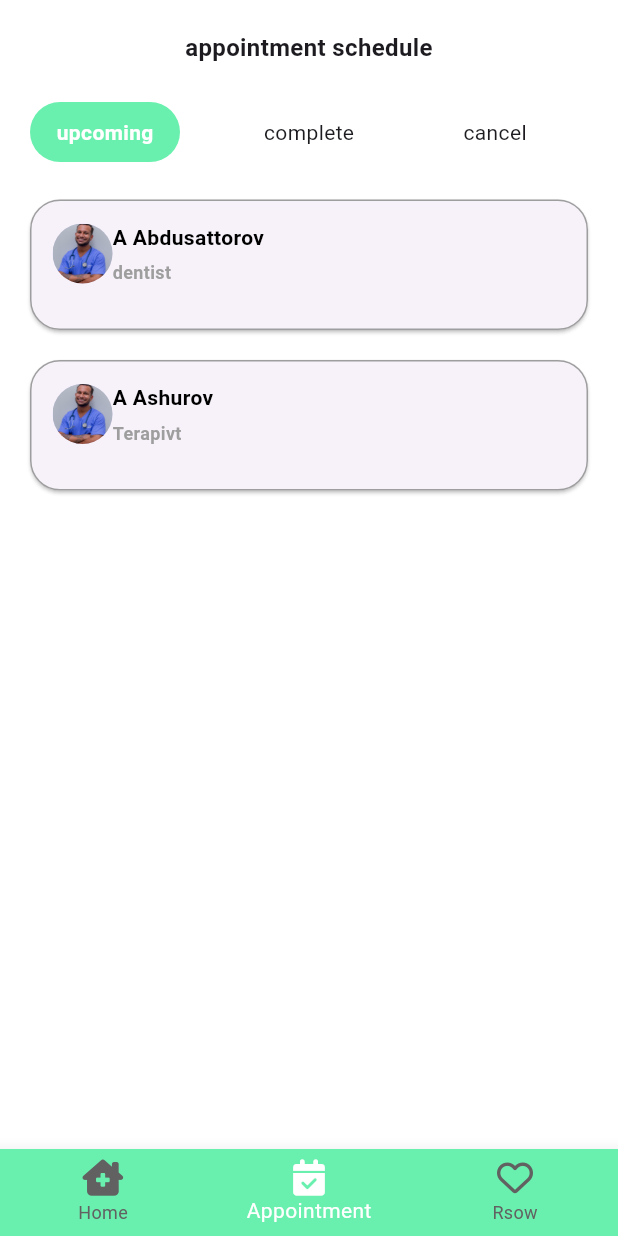
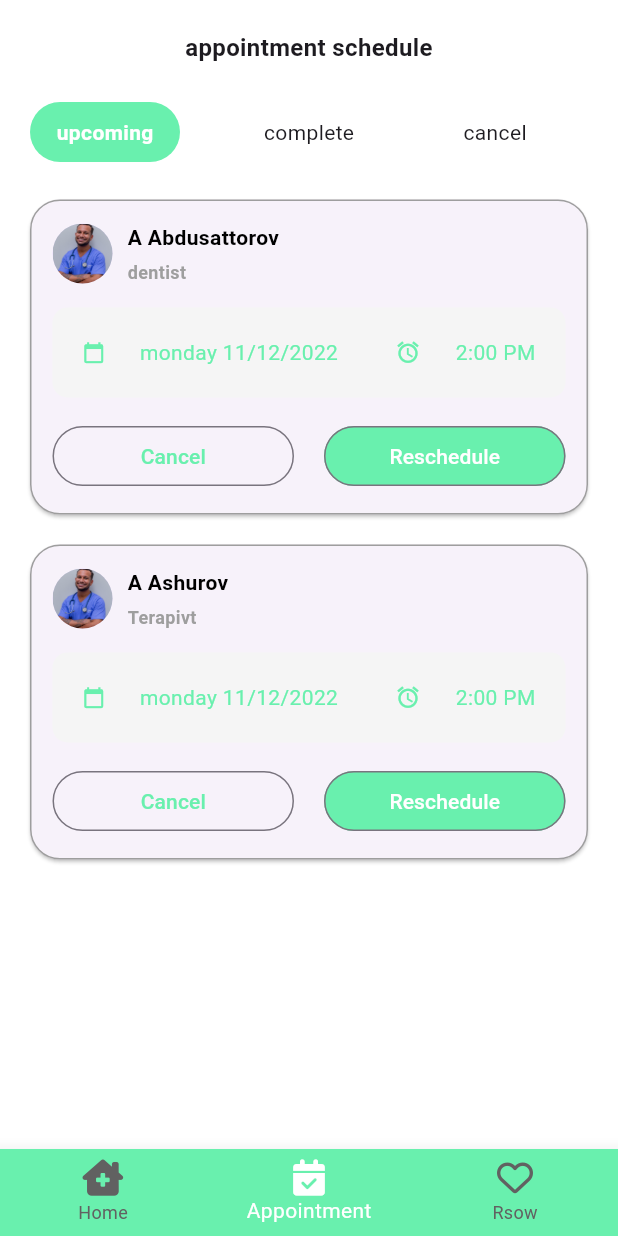
Before and after one commit to InvestUz/doctor_app, a Flutter app: the MainLayout screen opened by its route, swiped to page 2, on a phone screen of 412 x 824 dp. Run offline on Flutter 3.47's test engine with Material 3 defaults, Android fonts, the phone set to English and light mode, and no system bars; our stand-ins replace font_awesome_flutter.

Commit message:
appointment page has been fixed

```diff
--- a/lib/screens/appointment_page.dart
+++ b/lib/screens/appointment_page.dart
@@ -155,6 +155,7 @@ class _AppointmentPageState extends State<AppointmentPage> {
                                 backgroundImage:
                                     AssetImage(_schedule['doctor_profile']),
                               ),
+                              const SizedBox(width: 10,),
                               Config.spaceSmall,
                               Column(
                                 crossAxisAlignment: CrossAxisAlignment.start,
@@ -183,6 +184,43 @@ class _AppointmentPageState extends State<AppointmentPage> {
                           ),
                           const SizedBox(
                             height: 15,
+                          ),
+                          const ScheduleCard(),
+                          const SizedBox(
+                            height: 15,
+                          ),
+                          Row(
+                            mainAxisAlignment: MainAxisAlignment.spaceBetween,
+                            children: [
+                              Expanded(
+                                child: OutlinedButton(
+                                  onPressed: () {},
+                                  child: const Text(
+                                    'Cancel',
+                                    style: TextStyle(
+                                      color: Config.primaryColor,
+                                    ),
+                                  ),
+                                ),
+                              ),
+                              const SizedBox(
+                                width: 20,
+                              ),
+                              Expanded(
+                                child: OutlinedButton(
+                                  style: OutlinedButton.styleFrom(
+                                    backgroundColor: Config.primaryColor,
+                                  ),
+                                  onPressed: () {},
+                                  child: const Text(
+                                    'Reschedule',
+                                    style: TextStyle(
+                                      color: Colors.white,
+                                    ),
+                                  ),
+                                ),
+                              ),
+                            ],
                           )
                         ],
                       ),
@@ -197,3 +235,51 @@ class _AppointmentPageState extends State<AppointmentPage> {
     );
   }
 }
+
+class ScheduleCard extends StatelessWidget {
+  const ScheduleCard({super.key});
+
+  @override
+  Widget build(BuildContext context) {
+    return Container(
+      decoration: BoxDecoration(
+        color: Colors.grey.shade100,
+        borderRadius: BorderRadius.circular(10),
+      ),
+      width: double.infinity,
+      padding: const EdgeInsets.all(20),
+      child: const Row(
+        crossAxisAlignment: CrossAxisAlignment.center,
+        mainAxisAlignment: MainAxisAlignment.spaceBetween,
+        children: <Widget>[
+          Icon(
+            Icons.calendar_today,
+            color: Config.primaryColor,
+            size: 15,
+          ),
+          SizedBox(width: 5),
+          Text(
+            'monday 11/12/2022',
+            style: TextStyle(
+              color: Config.primaryColor,
+            ),
+          ),
+          SizedBox(width: 20),
+          Icon(
+            Icons.access_alarm,
+            color: Config.primaryColor,
+            size: 17,
+          ),
+          SizedBox(width: 5),
+          Flexible(
+              child: Text(
+            '2:00 PM',
+            style: TextStyle(
+              color: Config.primaryColor,
+            ),
+          ))
+        ],
+      ),
+    );
+  }
+}
```
Also changed, not shown: 1 other file.
